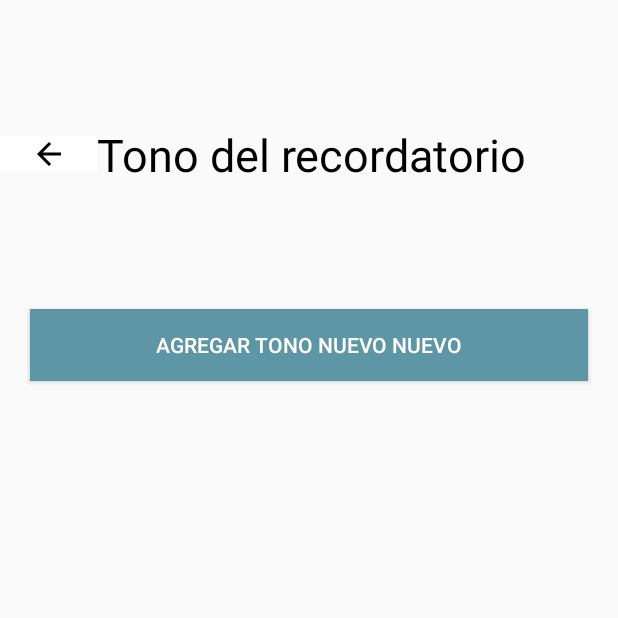
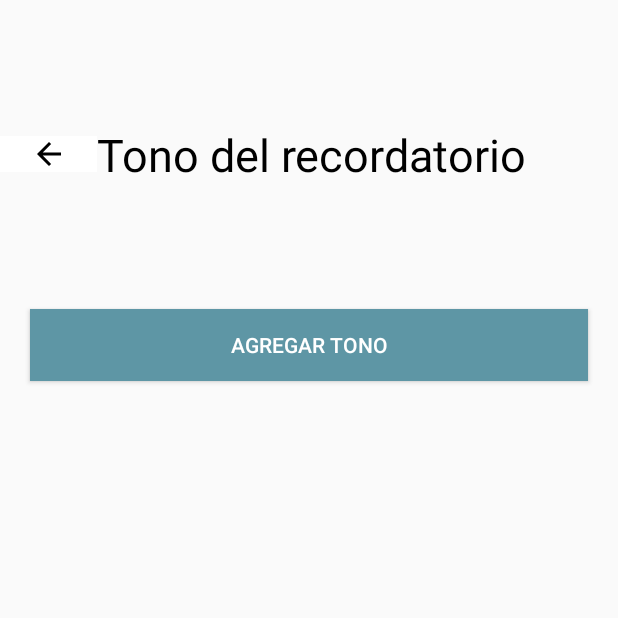
Before and after one commit to gabriel10987/RecordatorioMedico, an Android app: the SoundActivity screen opened directly, with no data from a screen before it, on a phone screen of 412 x 824 dp, the top half of it. Run offline under Robolectric (Android 15) with nearby library versions, the phone set to English and light mode, and no system bars.

Commit message:
Nueva modificación 3A

```diff
--- a/app/src/main/res/layout/activity_sound.xml
+++ b/app/src/main/res/layout/activity_sound.xml
@@ -37,7 +37,7 @@
         android:id="@+id/btn_add_tone"
         android:layout_width="match_parent"
         android:layout_height="wrap_content"
-        android:text="Agregar tono Nuevo Nuevo"
+        android:text="Agregar tono"
         android:layout_marginHorizontal="20dp"
         android:layout_marginBottom="20dp"
         android:textColor="@color/white"
```
